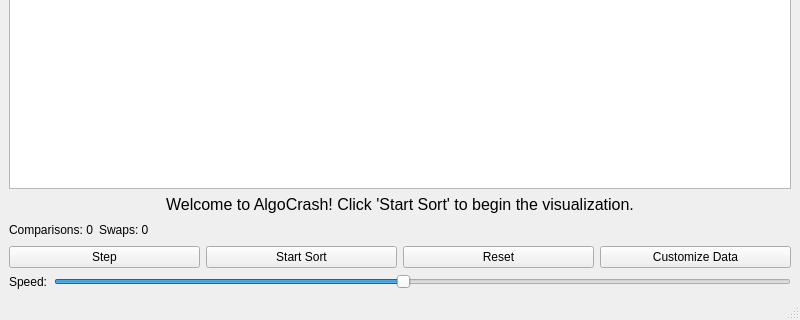
Siddharth-Dhumal/AlgoCrash, file AlgoCrash/ui/mainwindow.ui: the form before one commit; both pictures show x 0 to 800 and y 282 to 602 of the 800 by 602 pixel window.
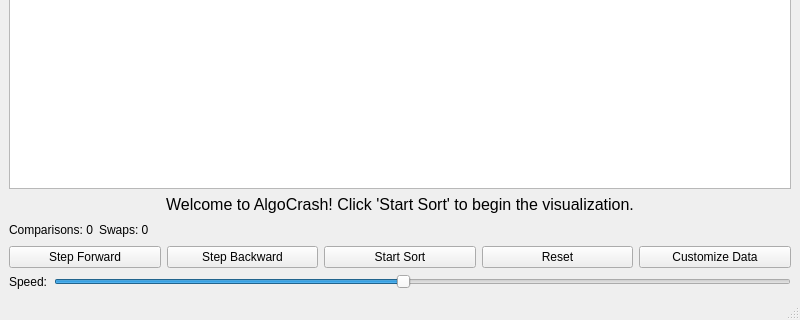
The form after the commit.

Commit message: Step Backward Button

Patch:
```diff
--- a/AlgoCrash/ui/mainwindow.ui
+++ b/AlgoCrash/ui/mainwindow.ui
@@ -138,7 +138,14 @@
       <item>
        <widget class="QPushButton" name="stepButton">
         <property name="text">
-         <string>Step</string>
+         <string>Step Forward</string>
+        </property>
+       </widget>
+      </item>
+      <item>
+       <widget class="QPushButton" name="stepBackwardButton">
+        <property name="text">
+         <string>Step Backward</string>
         </property>
        </widget>
       </item>
```
Left out of the diff: 2 changed lines with no effect on the pictures. The commit also changes 6 other files.
